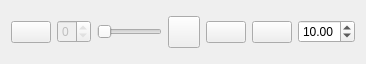
Above: plugins/hppwidgetsplugin/pathplayerwidget.ui from humanoid-path-planner/hpp-gui before the change. Below: the same form after it.
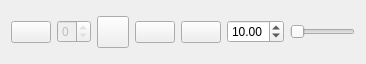
That is the form after the change. Icons and pictures are not drawn.

Commit message: Move path index in path player widget.

What changed in the file:
```diff
--- a/plugins/hppwidgetsplugin/pathplayerwidget.ui
+++ b/plugins/hppwidgetsplugin/pathplayerwidget.ui
@@ -47,19 +47,6 @@
      </property>
     </widget>
    </item>
-   <item>
-    <widget class="QSlider" name="pathSlider">
-     <property name="enabled">
-      <bool>false</bool>
-     </property>
-     <property name="maximum">
-      <number>99999</number>
-     </property>
-     <property name="orientation">
-      <enum>Qt::Horizontal</enum>
-     </property>
-    </widget>
-   </item>
    <item>
     <widget class="QPushButton" name="playPauseButton">
      <property name="sizePolicy">
@@ -170,6 +157,19 @@
      </property>
     </widget>
    </item>
+   <item>
+    <widget class="QSlider" name="pathSlider">
+     <property name="enabled">
+      <bool>false</bool>
+     </property>
+     <property name="maximum">
+      <number>99999</number>
+     </property>
+     <property name="orientation">
+      <enum>Qt::Horizontal</enum>
+     </property>
+    </widget>
+   </item>
   </layout>
  </widget>
  <resources/>
```
